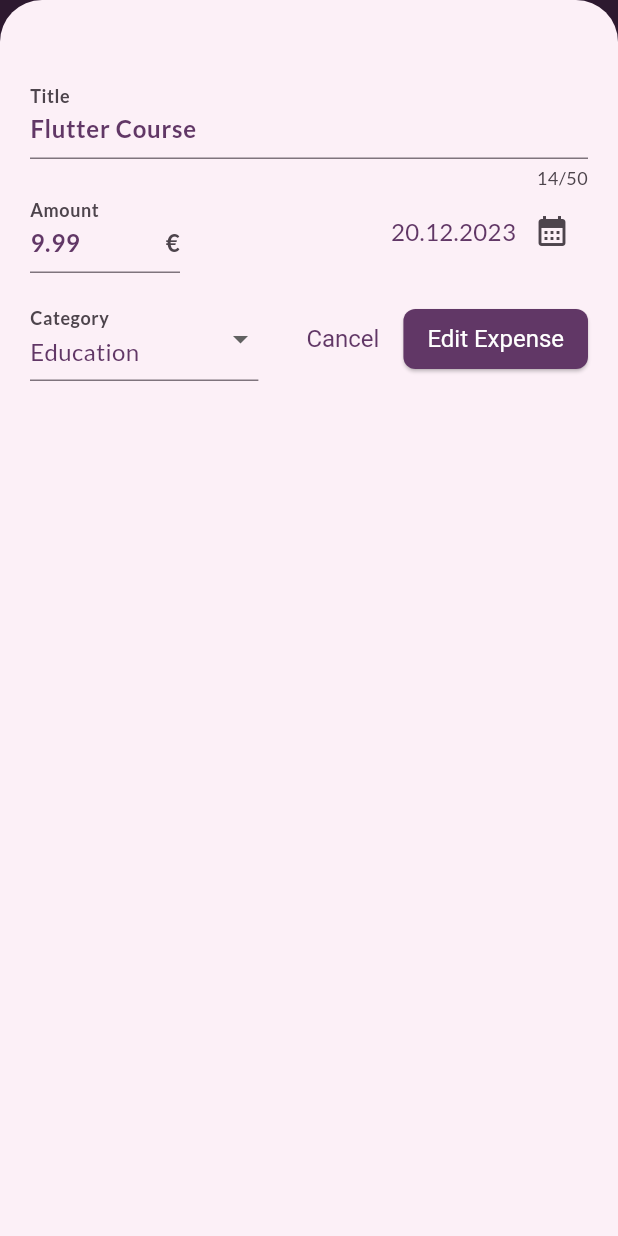
After one commit to raphaelpinel/flutter-expense-tracker, a Flutter app: the screen it shows after launch, after a tap on "Flutter Course", on a phone screen of 412 x 824 dp. The commit adds this screen. Run offline on Flutter 3.47's test engine with Material 3 defaults, Android fonts, the phone set to English and light mode, and no system bars.

Commit message:
Make expenses editable on tap

```diff
--- a/lib/models/expense.dart
+++ b/lib/models/expense.dart
@@ -11,8 +11,9 @@ class Expense {
       {required this.title,
       required this.amount,
       required this.date,
-      this.category = CategoryType.other})
-      : id = const Uuid().v4();
+      this.category = CategoryType.other,
+      String? id})
+      : id = id ?? const Uuid().v4();
 
   final String id;
   final String title;
--- /dev/null
+++ b/lib/widgets/edit_expense.dart
@@ -0,0 +1,214 @@
+import 'package:flutter/material.dart';
+import 'package:expense_tracker/models/expense.dart';
+import 'package:expense_tracker/models/category_type.enum.dart';
+import 'package:intl/intl.dart';
+
+class EditExpense extends StatefulWidget {
+  const EditExpense(
+      {super.key, required this.expense, required this.onSaveExpense});
+
+  final Expense expense;
+  final void Function(Expense expense) onSaveExpense;
+
+  @override
+  State<EditExpense> createState() => _EditExpenseState();
+}
+
+class _EditExpenseState extends State<EditExpense> {
+  final _formKey = GlobalKey<FormState>();
+  final _titleController = TextEditingController();
+  final _amountController = TextEditingController();
+  DateTime? _selectedDate;
+  CategoryType _selectedCategory = CategoryType.other;
+  var _hasBeenSubmitted = false;
+  var _isDateValid = false;
+
+  @override
+  void initState() {
+    super.initState();
+    _titleController.text = widget.expense.title;
+    _amountController.text = widget.expense.amount.toString();
+    _selectedDate = widget.expense.date;
+    _selectedCategory = widget.expense.category;
+  }
+
+  final List<DropdownMenuItem<CategoryType>> _categoryOptionsItems =
+      CategoryType.values
+          .map((category) => DropdownMenuItem(
+                value: category,
+                child: Text(toBeginningOfSentenceCase(category.name)),
+              ))
+          .toList();
+
+  void _presentDatePicker() async {
+    final now = DateTime.now();
+    final pickedDate = await showDatePicker(
+      context: context,
+      initialDate: now,
+      firstDate: now.subtract(const Duration(days: 365)),
+      lastDate: now,
+    );
+
+    if (pickedDate != null) {
+      setState(() {
+        _selectedDate = pickedDate;
+      });
+    }
+  }
+
+  @override
+  void dispose() {
+    _titleController.dispose();
+    _amountController.dispose();
+    super.dispose();
+  }
+
+  void _closeModal() {
+    Navigator.pop(context);
+  }
+
+  String? _validateAmount(String? value) {
+    if (value == null || value.isEmpty) {
+      return 'Please enter an amount';
+    }
+    final amount = double.tryParse(value.replaceAll(',', '.'));
+    if (amount == null || amount <= 0) {
+      return 'Please enter a valid amount';
+    }
+    return null;
+  }
+
+  String? _validateDate(DateTime? value) {
+    if (value == null) {
+      return 'Please enter a date';
+    }
+    setState(() {
+      _isDateValid = true;
+    });
+    return null;
+  }
+
+  void _submitForm() {
+    setState(() {
+      _hasBeenSubmitted = true;
+    });
+    var isRestOfFormValid = _formKey.currentState!.validate();
+    // both date and rest of form need to be evaluated
+    if (_validateDate(_selectedDate) == null && isRestOfFormValid) {
+      // Form is valid, add expense
+      widget.onSaveExpense(Expense(
+        id: widget.expense.id,
+        title: _titleController.text.trim(),
+        amount:
+            double.parse(_amountController.text.trim().replaceAll(',', '.')),
+        date: _selectedDate!,
+        category: _selectedCategory,
+      ));
+      _closeModal();
+    }
+  }
+
+  @override
+  Widget build(BuildContext context) {
+    var showDateError =
+        _selectedDate == null && _hasBeenSubmitted && !_isDateValid;
+    return Padding(
+      padding: const EdgeInsets.fromLTRB(20, 50, 20, 20),
+      child: Form(
+        key: _formKey,
+        child: Column(
+          // crossAxisAlignment: CrossAxisAlignment.end,
+          children: [
+            TextFormField(
+              controller: _titleController,
+              autovalidateMode: AutovalidateMode.onUserInteraction,
+              decoration: const InputDecoration(label: Text('Title')),
+              maxLength: 50,
+              validator: (value) {
+                if (value == null || value.isEmpty) {
+                  return 'Please enter a title';
+                }
+                return null;
+              },
+            ),
+            Row(
+              children: [
+                SizedBox(
+                  width: 100,
+                  child: TextFormField(
+                    keyboardType: TextInputType.number,
+                    controller: _amountController,
+                    autovalidateMode: AutovalidateMode.onUserInteraction,
+                    decoration: const InputDecoration(
+                        label: Text('Amount'), suffixText: '€'),
+                    onChanged: (value) {
+                      // Add your onChanged logic here
+                    },
+                    validator: _validateAmount,
+                  ),
+                ),
+                const SizedBox(width: 10),
+                Expanded(
+                  child: Row(
+                    mainAxisAlignment: MainAxisAlignment.end,
+                    crossAxisAlignment: CrossAxisAlignment.center,
+                    children: [
+                      Text(
+                        showDateError
+                            ? 'Please select a date'
+                            : _selectedDate == null
+                                ? 'No date Selected'
+                                : formatter.format(_selectedDate!),
+                        style: TextStyle(
+                          color: showDateError
+                              ? Theme.of(context).colorScheme.error
+                              : null,
+                        ),
+                      ),
+                      IconButton(
+                          icon: const Icon(Icons.calendar_month),
+                          color: showDateError
+                              ? Theme.of(context).colorScheme.error
+                              : null,
+                          onPressed: _presentDatePicker)
+                    ],
+                  ),
+                )
+              ],
+            ),
+            const SizedBox(height: 16),
+            Row(
+              mainAxisAlignment: MainAxisAlignment.end,
+              children: [
+                Expanded(
+                  child: DropdownButtonFormField<CategoryType>(
+                    value: _selectedCategory,
+                    style: Theme.of(context).textTheme.bodyMedium,
+                    onChanged: (newValue) {
+                      if (newValue == null) {
+                        return;
+                      }
+                      setState(() {
+                        _selectedCategory = newValue;
+                      });
+                    },
+                    items: _categoryOptionsItems,
+                    decoration: const InputDecoration(
+                      labelText: 'Category',
+                    ),
+                  ),
+                ),
+                const SizedBox(width: 16),
+                TextButton(onPressed: _closeModal, child: const Text('Cancel')),
+                ElevatedButton(
+                  onPressed: _submitForm,
+                  child: const Text('Edit Expense'),
+                ),
+              ],
+            )
+          ],
+        ),
+      ),
+    );
+  }
+}
--- a/lib/widgets/expenses.dart
+++ b/lib/widgets/expenses.dart
@@ -1,4 +1,5 @@
 import 'package:expense_tracker/widgets/chart/chart.dart';
+import 'package:expense_tracker/widgets/edit_expense.dart';
 import 'package:expense_tracker/widgets/expenses_list/expenses_list.dart';
 import 'package:expense_tracker/models/category_type.enum.dart';
 import 'package:expense_tracker/models/expense.dart';
@@ -34,6 +35,16 @@ class _ExpensesState extends State<Expenses> {
   void _addExpense(Expense expense) {
     setState(() {
       _registeredExpenses.add(expense);
+    });
+  }
+
+  void _saveExpense(Expense expense) {
+    // find expense in list and replace it
+    final expenseToEdit = _registeredExpenses
+        .firstWhere((registeredExpense) => registeredExpense.id == expense.id);
+    final expenseIndex = _registeredExpenses.indexOf(expenseToEdit);
+    setState(() {
+      _registeredExpenses[expenseIndex] = expense;
     });
   }
 
@@ -79,6 +90,15 @@ class _ExpensesState extends State<Expenses> {
     );
   }
 
+  void _openEditExpenseOverlay(Expense expense) {
+    showModalBottomSheet(
+      isScrollControlled: true,
+      context: context,
+      builder: (context) =>
+          EditExpense(expense: expense, onSaveExpense: _saveExpense),
+    );
+  }
+
   @override
   Widget build(BuildContext context) {
     Widget mainContent = Center(
@@ -120,6 +140,9 @@ class _ExpensesState extends State<Expenses> {
       mainContent = ExpensesList(
         expenses: _registeredExpenses,
         onDeleteExpense: _deleteExpense,
+        onOpenEditExpense: (Expense expense) {
+          _openEditExpenseOverlay(expense);
+        },
       );
     }
 
--- a/lib/widgets/expenses_list/expenses_list.dart
+++ b/lib/widgets/expenses_list/expenses_list.dart
@@ -4,10 +4,14 @@ import 'package:flutter/material.dart';
 
 class ExpensesList extends StatelessWidget {
   const ExpensesList(
-      {super.key, required this.expenses, required this.onDeleteExpense});
+      {super.key,
+      required this.expenses,
+      required this.onDeleteExpense,
+      required this.onOpenEditExpense});
 
   final List<Expense> expenses;
   final void Function(Expense expense) onDeleteExpense;
+  final void Function(Expense expense) onOpenEditExpense;
 
   @override
   Widget build(BuildContext context) {
@@ -32,7 +36,11 @@ class ExpensesList extends StatelessWidget {
           onDismissed: (direction) {
             onDeleteExpense(expenses[index]);
           },
-          child: ExpenseItem(expenses[index]),
+          child: InkWell(
+              onTap: () {
+                onOpenEditExpense(expenses[index]);
+              },
+              child: ExpenseItem(expenses[index])),
         );
       },
     );
```
